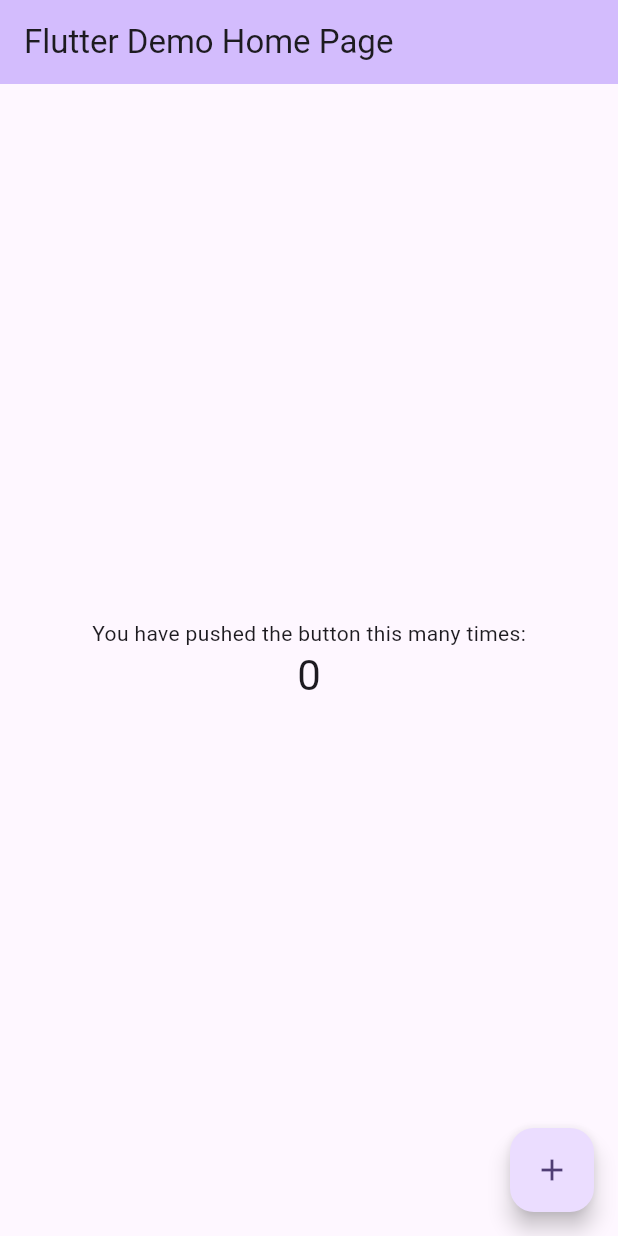
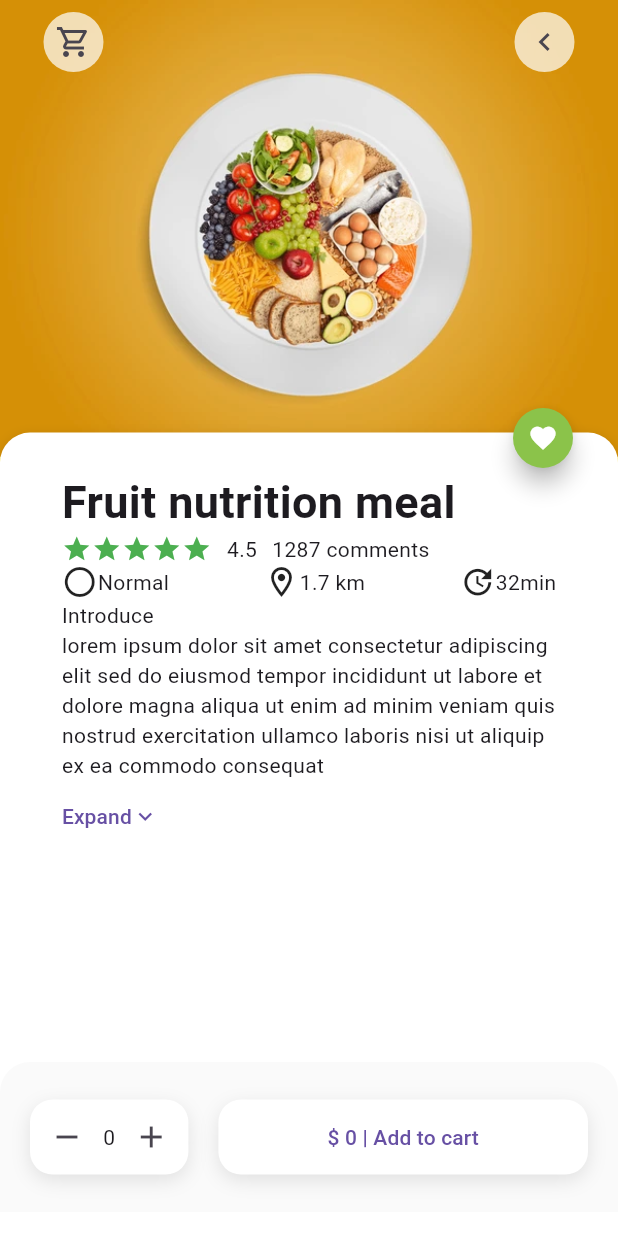
Before and after one commit to Siripongapr/np_app_test, a Flutter app: the screen it shows after launch, on a phone screen of 412 x 824 dp. Run offline on Flutter 3.47's test engine with Material 3 defaults, Android fonts, the phone set to English and light mode, and no system bars.

Commit message:
feat: Create simple UI from the requirement.

```diff
--- a/lib/main.dart
+++ b/lib/main.dart
@@ -1,4 +1,5 @@
 import 'package:flutter/material.dart';
+import 'package:np_app_test/screen/menu.dart';
 
 void main() {
   runApp(const MyApp());
@@ -6,120 +7,13 @@
 
 class MyApp extends StatelessWidget {
   const MyApp({super.key});
-
-  // This widget is the root of your application.
   @override
   Widget build(BuildContext context) {
     return MaterialApp(
       title: 'Flutter Demo',
-      theme: ThemeData(
-        // This is the theme of your application.
-        //
-        // TRY THIS: Try running your application with "flutter run". You'll see
-        // the application has a purple toolbar. Then, without quitting the app,
-        // try changing the seedColor in the colorScheme below to Colors.green
-        // and then invoke "hot reload" (save your changes or press the "hot
-        // reload" button in a Flutter-supported IDE, or press "r" if you used
-        // the command line to start the app).
-        //
-        // Notice that the counter didn't reset back to zero; the application
-        // state is not lost during the reload. To reset the state, use hot
-        // restart instead.
-        //
-        // This works for code too, not just values: Most code changes can be
-        // tested with just a hot reload.
-        colorScheme: ColorScheme.fromSeed(seedColor: Colors.deepPurple),
-        useMaterial3: true,
-      ),
-      home: const MyHomePage(title: 'Flutter Demo Home Page'),
+      debugShowCheckedModeBanner: false,
+      theme: ThemeData(scaffoldBackgroundColor: Colors.yellow),
+      home: const Menu(),
     );
   }
 }
-
-class MyHomePage extends StatefulWidget {
-  const MyHomePage({super.key, required this.title});
-
-  // This widget is the home page of your application. It is stateful, meaning
-  // that it has a State object (defined below) that contains fields that affect
-  // how it looks.
-
-  // This class is the configuration for the state. It holds the values (in this
-  // case the title) provided by the parent (in this case the App widget) and
-  // used by the build method of the State. Fields in a Widget subclass are
-  // always marked "final".
-
-  final String title;
-
-  @override
-  State<MyHomePage> createState() => _MyHomePageState();
-}
-
-class _MyHomePageState extends State<MyHomePage> {
-  int _counter = 0;
-
-  void _incrementCounter() {
-    setState(() {
-      // This call to setState tells the Flutter framework that something has
-      // changed in this State, which causes it to rerun the build method below
-      // so that the display can reflect the updated values. If we changed
-      // _counter without calling setState(), then the build method would not be
-      // called again, and so nothing would appear to happen.
-      _counter++;
-    });
-  }
-
-  @override
-  Widget build(BuildContext context) {
-    // This method is rerun every time setState is called, for instance as done
-    // by the _incrementCounter method above.
-    //
-    // The Flutter framework has been optimized to make rerunning build methods
-    // fast, so that you can just rebuild anything that needs updating rather
-    // than having to individually change instances of widgets.
-    return Scaffold(
-      appBar: AppBar(
-        // TRY THIS: Try changing the color here to a specific color (to
-        // Colors.amber, perhaps?) and trigger a hot reload to see the AppBar
-        // change color while the other colors stay the same.
-        backgroundColor: Theme.of(context).colorScheme.inversePrimary,
-        // Here we take the value from the MyHomePage object that was created by
-        // the App.build method, and use it to set our appbar title.
-        title: Text(widget.title),
-      ),
-      body: Center(
-        // Center is a layout widget. It takes a single child and positions it
-        // in the middle of the parent.
-        child: Column(
-          // Column is also a layout widget. It takes a list of children and
-          // arranges them vertically. By default, it sizes itself to fit its
-          // children horizontally, and tries to be as tall as its parent.
-          //
-          // Column has various properties to control how it sizes itself and
-          // how it positions its children. Here we use mainAxisAlignment to
-          // center the children vertically; the main axis here is the vertical
-          // axis because Columns are vertical (the cross axis would be
-          // horizontal).
-          //
-          // TRY THIS: Invoke "debug painting" (choose the "Toggle Debug Paint"
-          // action in the IDE, or press "p" in the console), to see the
-          // wireframe for each widget.
-          mainAxisAlignment: MainAxisAlignment.center,
-          children: <Widget>[
-            const Text(
-              'You have pushed the button this many times:',
-            ),
-            Text(
-              '$_counter',
-              style: Theme.of(context).textTheme.headlineMedium,
-            ),
-          ],
-        ),
-      ),
-      floatingActionButton: FloatingActionButton(
-        onPressed: _incrementCounter,
-        tooltip: 'Increment',
-        child: const Icon(Icons.add),
-      ), // This trailing comma makes auto-formatting nicer for build methods.
-    );
-  }
-}
--- /dev/null
+++ b/lib/screen/menu.dart
@@ -0,0 +1,186 @@
+import 'package:flutter/material.dart';
+import 'package:np_app_test/widget/add_to_cart_button.dart';
+import 'package:np_app_test/widget/count_button.dart';
+import 'package:np_app_test/widget/custom_app_bar.dart';
+import 'package:np_app_test/widget/icon_with_text.dart';
+
+class Menu extends StatefulWidget {
+  const Menu({super.key});
+
+  @override
+  State<Menu> createState() => _MenuState();
+}
+
+class _MenuState extends State<Menu> {
+  int _rating = 5;
+  int _itemCount = 0;
+  String assetImage = 'assets/images/plate.webp';
+  @override
+  Widget build(BuildContext context) {
+    double screenWidth = MediaQuery.of(context).size.width;
+    double screenHeight = MediaQuery.of(context).size.height;
+    return Scaffold(
+      body: Stack(
+        children: [
+          SizedBox(
+            width: screenWidth,
+            child: Image.asset(
+              assetImage,
+              fit: BoxFit.contain,
+            ),
+          ),
+          const CustomAppBar(),
+          Positioned(
+            top: screenHeight * 0.35,
+            child: Container(
+              width: screenWidth,
+              height: screenHeight,
+              decoration: const BoxDecoration(
+                  color: Colors.white,
+                  borderRadius: BorderRadius.only(
+                    topLeft: Radius.circular(20),
+                    topRight: Radius.circular(20),
+                  ),
+                  boxShadow: [
+                    BoxShadow(
+                        color: Colors.black12,
+                        offset: Offset(0, 2),
+                        blurRadius: 6.0)
+                  ]),
+              child: Padding(
+                padding: EdgeInsets.symmetric(
+                    horizontal: screenWidth * 0.1,
+                    vertical: screenHeight * 0.03),
+                child: Column(
+                    crossAxisAlignment: CrossAxisAlignment.start,
+                    children: [
+                      const Text('Fruit nutrition meal',
+                          style: TextStyle(
+                              fontSize: 30, fontWeight: FontWeight.bold)),
+                      Row(
+                        children: [
+                          Row(
+                            mainAxisSize: MainAxisSize.max,
+                            mainAxisAlignment: MainAxisAlignment.center,
+                            children: List.generate(5, (index) {
+                              return GestureDetector(
+                                onTap: () {
+                                  setState(() {
+                                    _rating = index + 1;
+                                  });
+                                },
+                                child: Icon(
+                                  _rating > index ? Icons.star : Icons.star,
+                                  color: _rating > index
+                                      ? Colors.green
+                                      : Colors.grey,
+                                  size: 20.0,
+                                ),
+                              );
+                            }),
+                          ),
+                          const SizedBox(width: 10),
+                          const Text('4.5'),
+                          const SizedBox(width: 10),
+                          const Text('1287 comments')
+                        ],
+                      ),
+                      const Row(
+                        mainAxisAlignment: MainAxisAlignment.spaceBetween,
+                        children: [
+                          IconWithText(
+                            icon: Icons.circle_outlined,
+                            text: 'Normal',
+                          ),
+                          IconWithText(
+                            icon: Icons.location_on_outlined,
+                            text: '1.7 km',
+                          ),
+                          IconWithText(
+                            icon: Icons.update,
+                            text: '32min',
+                          ),
+                        ],
+                      ),
+                      const Text('Introduce'),
+                      const Text(
+                          'lorem ipsum dolor sit amet consectetur adipiscing elit sed do eiusmod tempor incididunt ut labore et dolore magna aliqua ut enim ad minim veniam quis nostrud exercitation ullamco laboris nisi ut aliquip ex ea commodo consequat'),
+                      TextButton(
+                        style: const ButtonStyle(
+                            padding: WidgetStatePropertyAll(EdgeInsets.zero)),
+                        onPressed: () {},
+                        child: const Row(
+                          children: [
+                            Text('Expand'),
+                            Icon(Icons.keyboard_arrow_down)
+                          ],
+                        ),
+                      ),
+                    ]),
+              ),
+            ),
+          ),
+          Positioned(
+            top: screenHeight * 0.33,
+            right: 30.0,
+            child: SizedBox(
+              width: 40,
+              height: 40,
+              child: FloatingActionButton(
+                shape: const CircleBorder(),
+                onPressed: () {},
+                backgroundColor: Colors.lightGreen,
+                child: const Icon(
+                  Icons.favorite,
+                  color: Colors.white,
+                  size: 20,
+                ),
+              ),
+            ),
+          ),
+        ],
+      ),
+      floatingActionButtonLocation: FloatingActionButtonLocation.centerFloat,
+      floatingActionButton: Container(
+          height: 100,
+          decoration: BoxDecoration(
+            color: const Color.fromARGB(255, 231, 231, 231).withOpacity(0.2),
+            borderRadius: const BorderRadius.only(
+              topLeft: Radius.circular(20),
+              topRight: Radius.circular(20),
+            ),
+          ),
+          width: screenWidth,
+          child: Padding(
+            padding: const EdgeInsets.symmetric(horizontal: 20.0),
+            child: Row(
+              mainAxisSize: MainAxisSize.max,
+              // mainAxisAlignment: MainAxisAlignment.center,
+              children: [
+                Expanded(
+                    flex: 3,
+                    child: CountButton(
+                      onDecrement: () {
+                        setState(() {
+                          _itemCount = _itemCount > 0 ? _itemCount - 1 : 0;
+                        });
+                      },
+                      onIncrement: () {
+                        setState(() {
+                          _itemCount++;
+                        });
+                      },
+                      itemCount: _itemCount,
+                    )),
+                const SizedBox(width: 20),
+                Expanded(
+                    flex: 7,
+                    child: AddToCartButton(
+                      itemCount: _itemCount,
+                    ))
+              ],
+            ),
+          )),
+    );
+  }
+}
--- /dev/null
+++ b/lib/widget/add_to_cart_button.dart
@@ -0,0 +1,29 @@
+// ignore: must_be_immutable
+import 'package:flutter/material.dart';
+
+class AddToCartButton extends StatelessWidget {
+  const AddToCartButton({super.key, required this.itemCount});
+  final int itemCount;
+
+  @override
+  Widget build(BuildContext context) {
+    return Container(
+      height: 50,
+      decoration: BoxDecoration(
+        boxShadow: [
+          BoxShadow(
+            color: Colors.black.withOpacity(0.1),
+            offset: Offset(0, 4),
+            blurRadius: 10,
+          ),
+        ],
+        color: Colors.white,
+        borderRadius: BorderRadius.all(Radius.circular(15)),
+      ),
+      child: TextButton(
+        onPressed: () {},
+        child: Text("\$ ${itemCount * 14} | Add to cart"),
+      ),
+    );
+  }
+}
--- /dev/null
+++ b/lib/widget/app_bar_icon.dart
@@ -0,0 +1,16 @@
+import 'package:flutter/material.dart';
+
+class AppbarIcon extends StatelessWidget {
+  const AppbarIcon({super.key, required this.icon});
+  final IconData icon;
+
+  @override
+  Widget build(BuildContext context) {
+    return IconButton(
+        icon: Icon(icon),
+        onPressed: () {},
+        style: ButtonStyle(
+          backgroundColor: WidgetStateProperty.all(Colors.white70),
+        ));
+  }
+}
--- /dev/null
+++ b/lib/widget/count_button.dart
@@ -0,0 +1,47 @@
+// ignore: must_be_immutable
+import 'package:flutter/material.dart';
+
+class CountButton extends StatelessWidget {
+  const CountButton({
+    super.key,
+    required this.itemCount,
+    required this.onIncrement,
+    required this.onDecrement,
+  });
+
+  final int itemCount;
+  final VoidCallback onIncrement;
+  final VoidCallback onDecrement;
+
+  @override
+  Widget build(BuildContext context) {
+    return Container(
+      height: 50,
+      decoration: BoxDecoration(
+        boxShadow: [
+          BoxShadow(
+            color: Colors.black.withOpacity(0.1),
+            offset: const Offset(0, 4),
+            blurRadius: 10,
+          ),
+        ],
+        color: Colors.white,
+        borderRadius: const BorderRadius.all(Radius.circular(15)),
+      ),
+      child: Row(
+        mainAxisAlignment: MainAxisAlignment.center,
+        children: [
+          IconButton(
+            onPressed: onDecrement,
+            icon: const Icon(Icons.remove),
+          ),
+          Text(itemCount.toString()),
+          IconButton(
+            onPressed: onIncrement,
+            icon: const Icon(Icons.add),
+          ),
+        ],
+      ),
+    );
+  }
+}
--- /dev/null
+++ b/lib/widget/custom_app_bar.dart
@@ -0,0 +1,33 @@
+import 'package:flutter/material.dart';
+import 'package:np_app_test/widget/app_bar_icon.dart';
+
+class CustomAppBar extends StatelessWidget {
+  const CustomAppBar({
+    super.key,
+  });
+
+  @override
+  Widget build(BuildContext context) {
+    return AppBar(
+      forceMaterialTransparency: true,
+      actions: const [
+        Expanded(
+          child: Padding(
+            padding: EdgeInsets.symmetric(horizontal: 25.0),
+            child: Row(
+              mainAxisAlignment: MainAxisAlignment.spaceBetween,
+              children: [
+                AppbarIcon(
+                  icon: Icons.shopping_cart_outlined,
+                ),
+                AppbarIcon(
+                  icon: Icons.chevron_left,
+                )
+              ],
+            ),
+          ),
+        ),
+      ],
+    );
+  }
+}
--- /dev/null
+++ b/lib/widget/icon_with_text.dart
@@ -0,0 +1,20 @@
+import 'package:flutter/material.dart';
+
+class IconWithText extends StatelessWidget {
+  const IconWithText({
+    super.key,
+    required this.icon,
+    required this.text,
+  });
+  final IconData icon;
+  final String text;
+  @override
+  Widget build(BuildContext context) {
+    return Row(
+      children: [
+        Icon(icon),
+        Text(text),
+      ],
+    );
+  }
+}
```
Also changed, not shown: pubspec.yaml (+6 -3 lines), assets/images/kid_star.svg (added), assets/images/kid_star_copy.svg (added), assets/images/plate.webp (added), pubspec.lock, 1 other file.
